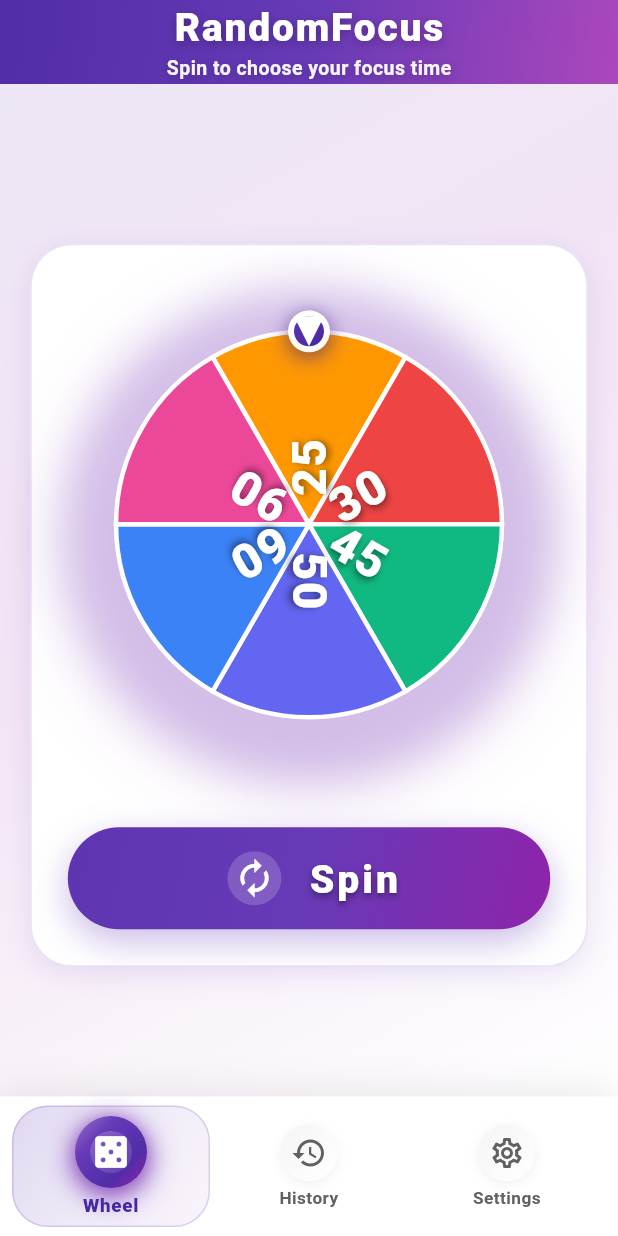
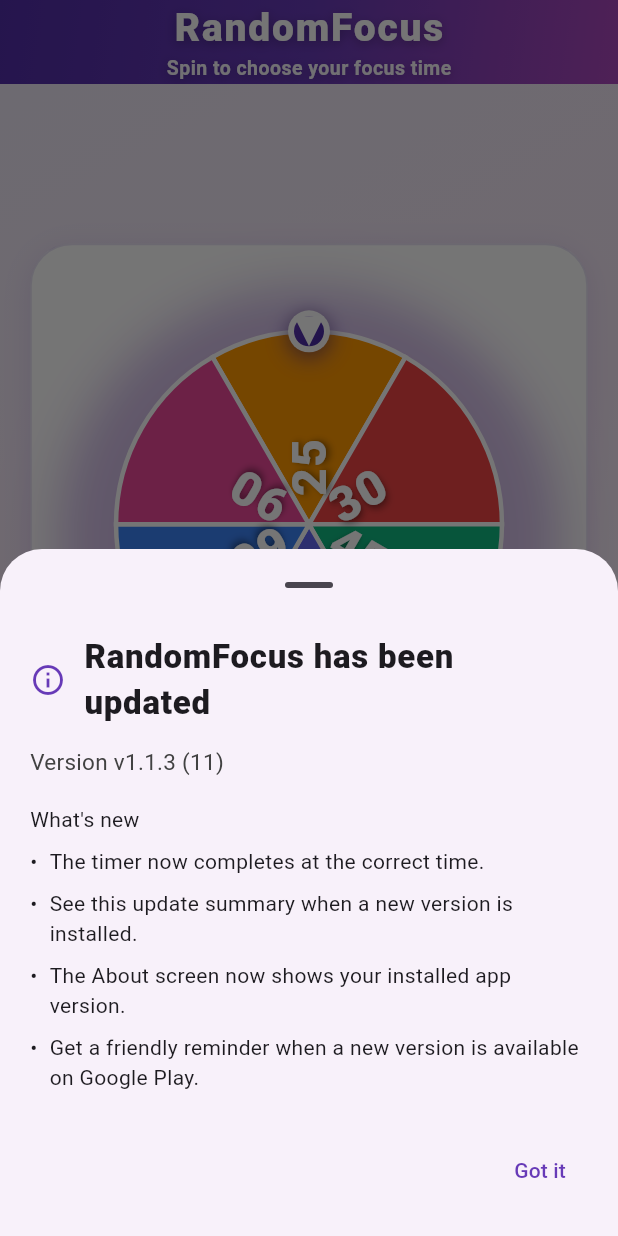
Before and after one commit to newyear2026/randomfocus_app, a Flutter app: the screen it shows after launch, on a phone screen of 412 x 824 dp. Run offline on Flutter 3.47's test engine with Material 3 defaults, Android fonts, the phone set to English and light mode, and no system bars; drawn by our look-alikes of flutter_fortune_wheel; our stand-ins replace firebase_core, google_mobile_ads, just_audio, package_info_plus, share_plus, shared_preferences and 2 more; missing offline and left inert: in_app_update; accounts and stored records are empty.

Commit message:
feat: add Firebase, Play update prompts, and marketing assets
Integrate Firebase Core, in-app Play update checks, and localized update UI; add AdMob marketing banners and bump version to 1.1.3+11.

Co-authored-by: Cursor <cursoragent@cursor.com>

```diff
--- a/lib/main.dart
+++ b/lib/main.dart
@@ -1,5 +1,6 @@
 import 'package:flutter/material.dart';
 import 'package:flutter/foundation.dart' show kIsWeb;
+import 'package:firebase_core/firebase_core.dart';
 import 'package:flutter_localizations/flutter_localizations.dart';
 import 'package:google_mobile_ads/google_mobile_ads.dart';
 import 'pages/home_page.dart';
@@ -9,9 +10,15 @@ import 'services/app_localizations.dart';
 import 'services/interstitial_ad_manager.dart';
 import 'services/history_service.dart';
 import 'theme/app_theme.dart';
+import 'widgets/app_update_notice.dart';
+import 'firebase_options.dart';
 
 void main() async {
   WidgetsFlutterBinding.ensureInitialized();
+
+  await Firebase.initializeApp(
+    options: DefaultFirebaseOptions.currentPlatform,
+  );
 
   // 과거 버전에서 초 단위로 잘못 저장된 히스토리의 selectedTime을 분으로 정규화
   await HistoryService.migrateSelectedTimeIfNeeded();
@@ -75,7 +82,11 @@ class _MyAppState extends State<MyApp> {
         GlobalCupertinoLocalizations.delegate,
       ],
       theme: AppTheme.lightTheme,
-      home: SplashPage(child: HomePage(onLanguageChanged: _changeLanguage)),
+      home: SplashPage(
+        child: AppUpdateNotice(
+          child: HomePage(onLanguageChanged: _changeLanguage),
+        ),
+      ),
       debugShowCheckedModeBanner: false,
     );
   }
--- a/lib/pages/settings_page.dart
+++ b/lib/pages/settings_page.dart
@@ -3,6 +3,7 @@ import 'package:url_launcher/url_launcher.dart';
 import '../widgets/slide_in_widget.dart';
 import '../services/language_service.dart';
 import '../services/app_localizations.dart';
+import '../services/app_version_service.dart';
 import '../widgets/app_dialogs.dart';
 import '../widgets/app_feedback.dart';
 import '../widgets/app_bottom_sheet_option_tile.dart';
@@ -11,12 +12,18 @@ import '../widgets/app_screen.dart';
 import '../widgets/app_selection_tile.dart';
 import '../widgets/app_switch_tile.dart';
 import '../widgets/privacy_policy_sheet_content.dart';
+import '../widgets/app_update_notice.dart';
 import 'icon_preview_page.dart';
 
 class SettingsPage extends StatefulWidget {
   final Function(Locale)? onLanguageChanged;
+  final Future<AppVersion> Function() versionLoader;
 
-  const SettingsPage({super.key, this.onLanguageChanged});
+  const SettingsPage({
+    super.key,
+    this.onLanguageChanged,
+    this.versionLoader = AppVersionService.getCurrentVersion,
+  });
 
   @override
   State<SettingsPage> createState() => _SettingsPageState();
@@ -26,11 +33,20 @@ class _SettingsPageState extends State<SettingsPage> {
   final ScrollController _scrollController = ScrollController();
   String _currentLanguage = 'en';
   bool _notificationsEnabled = true;
+  AppVersion? _appVersion;
 
   @override
   void initState() {
     super.initState();
     _loadCurrentLanguage();
+    _loadAppVersion();
+  }
+
+  Future<void> _loadAppVersion() async {
+    final version = await widget.versionLoader();
+    if (mounted) {
+      setState(() => _appVersion = version);
+    }
   }
 
   Future<void> _loadCurrentLanguage() async {
@@ -104,7 +120,7 @@ class _SettingsPageState extends State<SettingsPage> {
       context: context,
       title: l10n?.about ?? 'About',
       message:
-          '${l10n?.appTitle ?? 'RandomFocus'}\n${l10n?.appVersion ?? 'Version 1.0.0'}',
+          '${l10n?.appTitle ?? 'RandomFocus'}\n${l10n?.translate('version') ?? 'Version'} ${_appVersion?.displayLabel ?? '...'}',
       variant: AppDialogVariant.info,
       child: Text(
         l10n?.appDescription ??
@@ -224,6 +240,20 @@ class _SettingsPageState extends State<SettingsPage> {
           SlideInWidget(
             index: 3,
             child: AppSelectionTile(
+              icon: Icons.new_releases_outlined,
+              title: l10n?.translate('whatsNew') ?? "What's new",
+              subtitle:
+                  l10n?.translate('viewLatestChanges') ??
+                  'View the latest changes',
+              onTap: _appVersion == null
+                  ? null
+                  : () => showAppUpdateNotice(context, _appVersion!),
+            ),
+          ),
+          const SizedBox(height: 8),
+          SlideInWidget(
+            index: 4,
+            child: AppSelectionTile(
               icon: Icons.help_outline,
               title: l10n?.help ?? 'Help',
               subtitle: l10n?.howToUse ?? 'How to use the app',
@@ -232,7 +262,7 @@ class _SettingsPageState extends State<SettingsPage> {
           ),
           const SizedBox(height: 8),
           SlideInWidget(
-            index: 4,
+            index: 5,
             child: AppSelectionTile(
               icon: Icons.privacy_tip_outlined,
               title: l10n?.privacyPolicy ?? 'Privacy Policy',
@@ -242,7 +272,7 @@ class _SettingsPageState extends State<SettingsPage> {
           ),
           const SizedBox(height: 8),
           SlideInWidget(
-            index: 5,
+            index: 6,
             child: AppSelectionTile(
               icon: Icons.image_outlined,
               title: '앱 아이콘 미리보기',
--- a/lib/services/app_localizations.dart
+++ b/lib/services/app_localizations.dart
@@ -79,6 +79,22 @@ class AppLocalizations {
       'selectLanguage': 'Select Language',
       'appTitle': 'RandomFocus',
       'appVersion': 'Version 1.0.0',
+      'version': 'Version',
+      'appUpdated': 'RandomFocus has been updated',
+      'whatsNew': "What's new",
+      'viewLatestChanges': 'View the latest changes',
+      'releaseNoteTimer': 'The timer now completes at the correct time.',
+      'releaseNoteNotice':
+          'See this update summary when a new version is installed.',
+      'releaseNoteVersion':
+          'The About screen now shows your installed app version.',
+      'releaseNotePlayUpdate':
+          'Get a friendly reminder when a new version is available on Google Play.',
+      'updateAvailable': 'Update available',
+      'updateAvailableMessage':
+          'A new version of RandomFocus is ready. Update now to enjoy the latest improvements.',
+      'updateNow': 'Update now',
+      'later': 'Later',
       'appDescription':
           'An app to help you maintain focus with random timer sessions.',
       'languageUpdated': 'Language updated.',
@@ -187,6 +203,23 @@ class AppLocalizations {
       'selectLanguage': 'Seleccionar Idioma',
       'appTitle': 'RandomFocus',
       'appVersion': 'Versión 1.0.0',
+      'version': 'Versión',
+      'appUpdated': 'RandomFocus se ha actualizado',
+      'whatsNew': 'Novedades',
+      'viewLatestChanges': 'Ver los cambios recientes',
+      'releaseNoteTimer':
+          'El temporizador ahora termina en el momento correcto.',
+      'releaseNoteNotice':
+          'Consulta este resumen cuando se instale una nueva versión.',
+      'releaseNoteVersion':
+          'La pantalla Acerca de ahora muestra la versión instalada.',
+      'releaseNotePlayUpdate':
+          'Recibe un recordatorio cuando haya una nueva versión en Google Play.',
+      'updateAvailable': 'Actualización disponible',
+      'updateAvailableMessage':
+          'Hay una nueva versión de RandomFocus. Actualiza ahora para disfrutar de las últimas mejoras.',
+      'updateNow': 'Actualizar ahora',
+      'later': 'Más tarde',
       'appDescription':
           'Una aplicación para ayudarte a mantener el enfoque con sesiones de temporizador aleatorias.',
       'languageUpdated': 'Idioma actualizado.',
@@ -294,6 +327,18 @@ class AppLocalizations {
       'selectLanguage': '选择语言',
       'appTitle': 'RandomFocus',
       'appVersion': '版本 1.0.0',
+      'version': '版本',
+      'appUpdated': 'RandomFocus 已更新',
+      'whatsNew': '更新内容',
+      'viewLatestChanges': '查看最新变化',
+      'releaseNoteTimer': '计时器现在会在正确的时间结束。',
+      'releaseNoteNotice': '安装新版本后可查看此更新摘要。',
+      'releaseNoteVersion': '“关于”页面现在会显示已安装的应用版本。',
+      'releaseNotePlayUpdate': 'Google Play 有新版本时会收到友好提醒。',
+      'updateAvailable': '有可用更新',
+      'updateAvailableMessage': 'RandomFocus 有新版本。立即更新以体验最新改进。',
+      'updateNow': '立即更新',
+      'later': '稍后',
       'appDescription': '一款通过随机计时器会话帮助您保持专注的应用。',
       'languageUpdated': '语言已更新。',
       'selectedOption': '已选择',
--- /dev/null
+++ b/lib/services/app_version_service.dart
@@ -0,0 +1,36 @@
+import 'package:package_info_plus/package_info_plus.dart';
+import 'package:shared_preferences/shared_preferences.dart';
+
+class AppVersion {
+  const AppVersion({required this.version, required this.buildNumber});
+
+  final String version;
+  final String buildNumber;
+
+  String get displayLabel => 'v$version ($buildNumber)';
+  String get identifier => '$version+$buildNumber';
+}
+
+class AppVersionService {
+  static const _seenUpdateNoticeKey = 'seen_update_notice_version';
+
+  static Future<AppVersion> getCurrentVersion() async {
+    try {
+      final info = await PackageInfo.fromPlatform();
+      return AppVersion(version: info.version, buildNumber: info.buildNumber);
+    } on Exception {
+      // 위젯 테스트처럼 플랫폼 채널을 사용할 수 없는 환경을 위한 fallback.
+      return const AppVersion(version: '1.1.3', buildNumber: '10');
+    }
+  }
+
+  static Future<bool> shouldShowUpdateNotice(AppVersion version) async {
+    final preferences = await SharedPreferences.getInstance();
+    return preferences.getString(_seenUpdateNoticeKey) != version.identifier;
+  }
+
+  static Future<void> markUpdateNoticeSeen(AppVersion version) async {
+    final preferences = await SharedPreferences.getInstance();
+    await preferences.setString(_seenUpdateNoticeKey, version.identifier);
+  }
+}
--- /dev/null
+++ b/lib/widgets/app_update_notice.dart
@@ -0,0 +1,103 @@
+import 'package:flutter/material.dart';
+
+import '../services/app_localizations.dart';
+import '../services/app_version_service.dart';
+import 'app_dialogs.dart';
+import 'recommended_play_update_prompt.dart';
+
+class AppUpdateNotice extends StatefulWidget {
+  const AppUpdateNotice({
+    super.key,
+    required this.child,
+    this.versionLoader = AppVersionService.getCurrentVersion,
+    this.showRecommendedUpdatePrompt = showRecommendedPlayUpdatePrompt,
+  });
+
+  final Widget child;
+  final Future<AppVersion> Function() versionLoader;
+  final Future<bool> Function(BuildContext) showRecommendedUpdatePrompt;
+
+  @override
+  State<AppUpdateNotice> createState() => _AppUpdateNoticeState();
+}
+
+class _AppUpdateNoticeState extends State<AppUpdateNotice> {
+  @override
+  void initState() {
+    super.initState();
+    _showNoticeForNewVersion();
+  }
+
+  Future<void> _showNoticeForNewVersion() async {
+    if (!mounted) return;
+    final showedPlayUpdatePrompt = await widget.showRecommendedUpdatePrompt(
+      context,
+    );
+    if (!mounted || showedPlayUpdatePrompt) return;
+
+    final version = await widget.versionLoader();
+    final shouldShow = await AppVersionService.shouldShowUpdateNotice(version);
+    if (!mounted || !shouldShow) return;
+
+    WidgetsBinding.instance.addPostFrameCallback((_) async {
+      if (!mounted) return;
+      await showAppUpdateNotice(context, version);
+      await AppVersionService.markUpdateNoticeSeen(version);
+    });
+  }
+
+  @override
+  Widget build(BuildContext context) => widget.child;
+}
+
+Future<void> showAppUpdateNotice(BuildContext context, AppVersion version) {
+  final l10n = AppLocalizations.of(context);
+  return showAppBottomSheet<void>(
+    context: context,
+    title: l10n?.translate('appUpdated') ?? 'RandomFocus has been updated',
+    message:
+        '${l10n?.translate('version') ?? 'Version'} ${version.displayLabel}',
+    variant: AppDialogVariant.info,
+    isScrollControlled: true,
+    child: Column(
+      mainAxisSize: MainAxisSize.min,
+      crossAxisAlignment: CrossAxisAlignment.start,
+      children: [
+        Text(l10n?.translate('whatsNew') ?? "What's new"),
+        const SizedBox(height: 8),
+        _ReleaseNote(text: l10n?.translate('releaseNoteTimer') ?? ''),
+        _ReleaseNote(text: l10n?.translate('releaseNoteNotice') ?? ''),
+        _ReleaseNote(text: l10n?.translate('releaseNoteVersion') ?? ''),
+        _ReleaseNote(text: l10n?.translate('releaseNotePlayUpdate') ?? ''),
+      ],
+    ),
+    actions: [
+      AppDialogAction(
+        label: l10n?.gotIt ?? 'Got it',
+        isPrimary: true,
+        onPressed: () => Navigator.pop(context),
+      ),
+    ],
+  );
+}
+
+class _ReleaseNote extends StatelessWidget {
+  const _ReleaseNote({required this.text});
+
+  final String text;
+
+  @override
+  Widget build(BuildContext context) {
+    return Padding(
+      padding: const EdgeInsets.only(bottom: 8),
+      child: Row(
+        crossAxisAlignment: CrossAxisAlignment.start,
+        children: [
+          const Text('•'),
+          const SizedBox(width: 8),
+          Expanded(child: Text(text)),
+        ],
+      ),
+    );
+  }
+}
--- a/pubspec.yaml
+++ b/pubspec.yaml
@@ -16,7 +16,7 @@ publish_to: 'none' # Remove this line if you wish to publish to pub.dev
 # https://developer.apple.com/library/archive/documentation/General/Reference/InfoPlistKeyReference/Articles/CoreFoundationKeys.html
 # In Windows, build-name is used as the major, minor, and patch parts
 # of the product and file versions while build-number is used as the build suffix.
-version: 1.1.1+8
+version: 1.1.3+11
 
 environment:
   sdk: ^3.9.2
@@ -40,11 +40,14 @@ dependencies:
   flutter_fortune_wheel: ^1.3.0
   table_calendar: ^3.1.2
   google_mobile_ads: ^6.0.0
+  in_app_update: ^4.2.5
   url_launcher: ^6.3.1
   just_audio: ^0.9.40
   path_provider: ^2.1.1
+  package_info_plus: ^9.0.0
   share_plus: ^7.2.1
   wakelock_plus: ^1.2.8
+  firebase_core: ^4.12.1
 
 dev_dependencies:
   flutter_test:
```
Also changed, not shown: lib/pages/timer_page.dart (+91 -23 lines), lib/services/play_update_service.dart (added, +56 -0 lines), lib/widgets/recommended_play_update_prompt.dart (added, +52 -0 lines), assets/marketing/ad_banner_1200x628.png (added), assets/marketing/high_value/randomfocus_daily_habit_1200x1500.png (added), assets/marketing/high_value/randomfocus_deep_work_1200x628.png (added), firebase.json (added), lib/firebase_options.dart (added), pubspec.lock, 11 other files.
